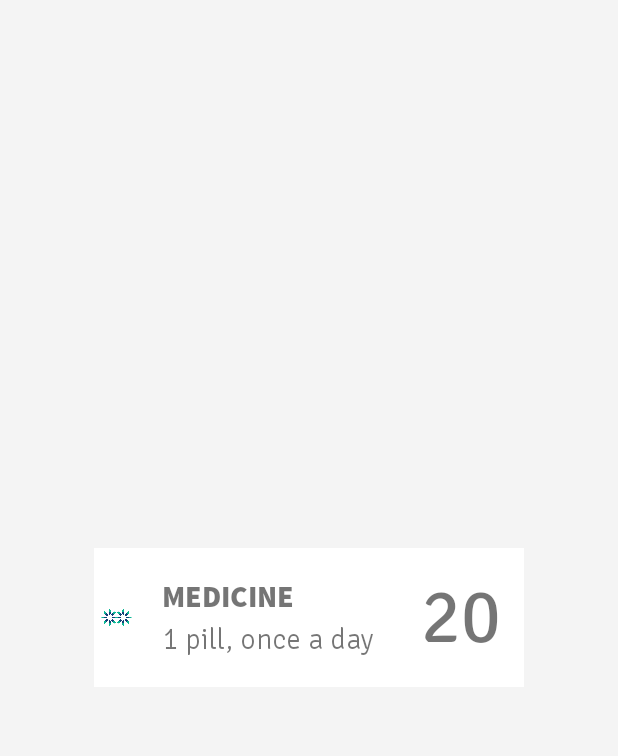
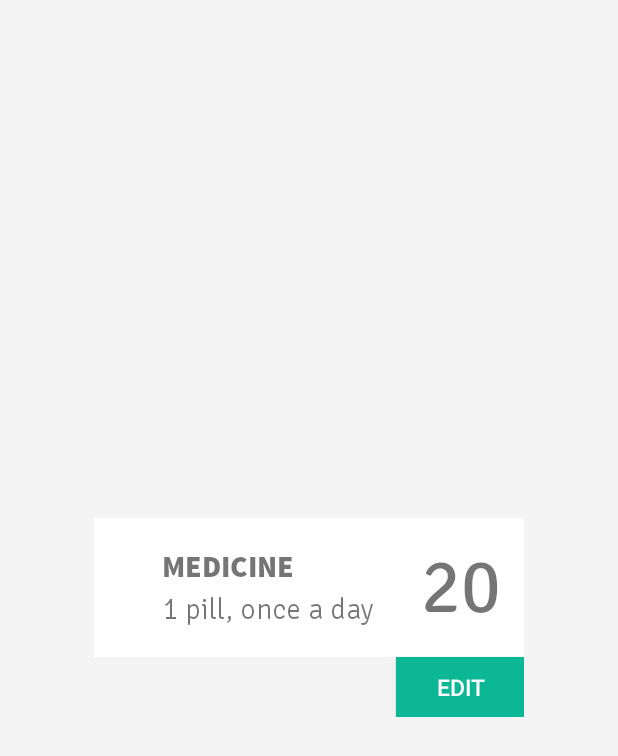
Before and after one commit to ElysiaVilladarez/Mediseen, an Android app: the layout item_pill_inventory.xml on its own in the app's theme, with its tools: preview values and no code run, on a phone screen of 412 x 824 dp. Shown: the top 756 px of the screen. Run offline under Robolectric (Android 15) with nearby library versions, the phone set to English and light mode, and no system bars.

Commit message:
Fixed layout for pills recycleer view

```diff
--- a/Mediseen/app/src/main/java/mediseen/pilltracker/InventoryFragment.java
+++ b/Mediseen/app/src/main/java/mediseen/pilltracker/InventoryFragment.java
@@ -7,6 +7,7 @@ package mediseen.pilltracker;
 import android.os.Build;
 import android.os.Bundle;
 import android.support.v4.app.Fragment;
+import android.support.v7.widget.DefaultItemAnimator;
 import android.support.v7.widget.LinearLayoutManager;
 import android.support.v7.widget.RecyclerView;
 import android.util.TypedValue;
@@ -51,7 +52,7 @@ public class InventoryFragment extends Fragment {
         final View rootView = inflater.inflate(R.layout.fragment_inventory, container, false);
         final ButtonPlus addPillsButton = (ButtonPlus) rootView.findViewById(R.id.addPillsButton);
         final LinearLayout addingPillsLayout = (LinearLayout) rootView.findViewById(R.id.addingPillsLayout);
-        final FrameLayout pillInventoryLayout = (FrameLayout) rootView.findViewById(R.id.pillInventoryLayout);
+        final LinearLayout pillInventoryLayout = (LinearLayout) rootView.findViewById(R.id.pillInventoryLayout);
 
         if (true) {
             FrameLayout wholeFrame = (FrameLayout) rootView.findViewById(R.id.wholeFrame);
@@ -113,8 +114,11 @@ public class InventoryFragment extends Fragment {
         lol.add("MEDICINE1");
         lol.add("MEDICINE2");
         RecyclerView mRecyclerView = (RecyclerView) rootView.findViewById(R.id.pillInventory);
+        mRecyclerView.addItemDecoration(new DividerItemDecoration(getActivity(), DividerItemDecoration.VERTICAL_LIST));
+        mRecyclerView.setHasFixedSize(true);
         mRecyclerView.setLayoutManager(new LinearLayoutManager(getActivity()));
         InventoryAdapter adapter = new InventoryAdapter(getActivity(), lol);
+        mRecyclerView.setItemAnimator(new DefaultItemAnimator());
         mRecyclerView.setAdapter(adapter);
         return rootView;
     }
--- a/Mediseen/app/src/main/res/layout/item_pill_inventory.xml
+++ b/Mediseen/app/src/main/res/layout/item_pill_inventory.xml
@@ -1,53 +1,70 @@
 <?xml version="1.0" encoding="utf-8"?>
 <FrameLayout xmlns:android="http://schemas.android.com/apk/res/android"
-    android:layout_width="match_parent" android:layout_height="match_parent"
-    android:background="@color/backgroundGray">
-    <LinearLayout
-        android:layout_width="wrap_content"
-        android:layout_height="wrap_content"
-        android:orientation="horizontal"
-        android:layout_gravity="center"
-        android:background="@android:color/white">
-        <ImageView
-            android:layout_width="@dimen/circleLogoSize"
-            android:layout_height="@dimen/circleLogoSize"
-            android:src="@drawable/logomark"
-            android:layout_gravity="center"/>
+    android:layout_width="match_parent"
+    android:layout_height="match_parent"
+    android:background="@color/backgroundGray"
+    android:paddingBottom="@dimen/largeMargin"
+    android:paddingTop="@dimen/largeMargin">
+
     <LinearLayout
         android:layout_width="wrap_content"
         android:layout_height="wrap_content"
         android:orientation="vertical"
+        android:layout_gravity="center">
+
+        <LinearLayout
+            android:layout_width="wrap_content"
+            android:layout_height="wrap_content"
             android:layout_gravity="center"
-            android:layout_margin="@dimen/smalMargin">
+            android:background="@android:color/white"
+            android:orientation="horizontal">
+
+            <ImageView
+                android:layout_width="@dimen/circleLogoSize"
+                android:layout_height="@dimen/circleLogoSize"
+                android:layout_gravity="center" />
+
+            <LinearLayout
+                android:layout_width="wrap_content"
+                android:layout_height="wrap_content"
+                android:layout_gravity="center"
+                android:layout_margin="@dimen/smalMargin"
+                android:orientation="vertical">
+
                 <mediseen.customtextview.TextViewPlus
+                    android:id="@+id/pillName"
                     style="@style/sourceSansProBlack"
-                android:id="@+id/pillName"
                     android:layout_width="match_parent"
                     android:layout_height="match_parent"
-                android:textSize="@dimen/headerTextSize1"
-                android:text="MEDICINE"/>
+                    android:text="MEDICINE"
+                    android:textSize="@dimen/headerTextSize1" />
 
                 <mediseen.customtextview.TextViewPlus
+                    android:id="@+id/dosage"
                     style="@style/signikaLight"
                     android:layout_width="match_parent"
                     android:layout_height="match_parent"
-                android:id="@+id/dosage"
                     android:text="1 pill, once a day"
-                android:textSize="@dimen/headerTextSize1"/>
+                    android:textSize="@dimen/headerTextSize1" />
             </LinearLayout>
 
 
             <mediseen.customtextview.TextViewPlus
+                android:id="@+id/amountInInventory"
                 style="@style/signikaNegativeRegular"
                 android:layout_width="wrap_content"
                 android:layout_height="wrap_content"
-            android:id="@+id/amountInInventory"
                 android:layout_margin="@dimen/smalMargin"
                 android:text="20"
-            android:textSize="50dp"/>
+                android:textSize="50dp" />
 
+        </LinearLayout>
+        <mediseen.customtextview.ButtonPlus
+            style="@style/shortButtonStyle"
+            android:id="@+id/editButton"
+            android:text="EDIT"
+            android:layout_gravity="end"/>
     </LinearLayout>
 
 
-
 </FrameLayout>
--- a/Mediseen/app/src/main/res/values/dimens.xml
+++ b/Mediseen/app/src/main/res/values/dimens.xml
@@ -7,7 +7,7 @@
     <dimen name="largeMargin">35dp</dimen>
     <dimen name="buttonMargin">40dp</dimen>
     <dimen name="buttonTextSize">15dp</dimen>
-    <dimen name="buttonHeight">35dp</dimen>
+    <dimen name="buttonHeight">40dp</dimen>
     <dimen name="logoMarkHeight">180dp</dimen>
     <dimen name="logoMarkWidth">180dp</dimen>
 
--- a/Mediseen/app/src/main/res/values/styles.xml
+++ b/Mediseen/app/src/main/res/values/styles.xml
@@ -88,7 +88,7 @@
         <item name="android:textSize">20dp</item>
         <item name="android:paddingLeft">20dp</item>
         <item name="android:layout_width">290dp</item>
-        <item name="android:layout_height">50dp</item>
+        <item name="android:layout_height">45dp</item>
     </style>
 
 
```
Also changed, not shown: Mediseen/app/build.gradle (+4 -3 lines), Mediseen/app/src/main/AndroidManifest.xml (+5 -7 lines), Mediseen/app/src/main/java/mediseen/pilltracker/DividerItemDecoration.java (added, +104 -0 lines), Mediseen/app/src/main/java/mediseen/pilltracker/InventoryAdapter.java (+14 -23 lines), Mediseen/app/src/main/res/layout/fragment_inventory.xml (+14 -5 lines), 1 other file. Lines whose indentation alone changed are shown as unchanged.
